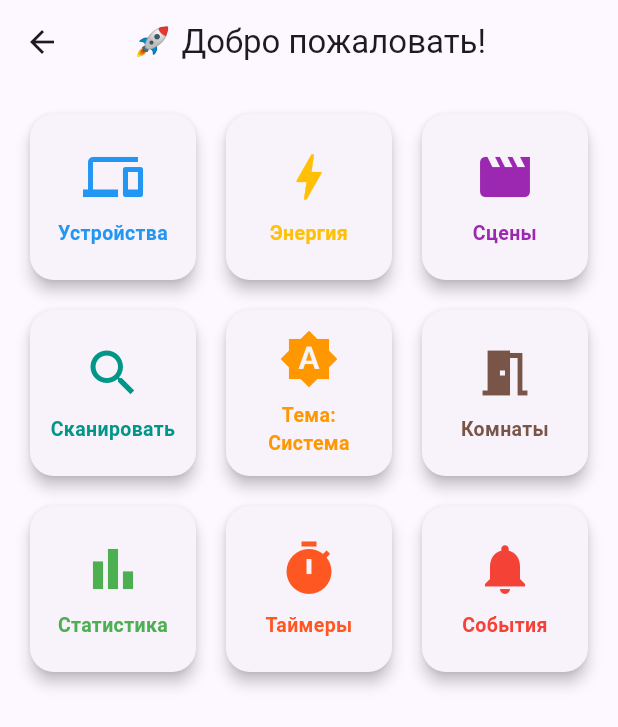
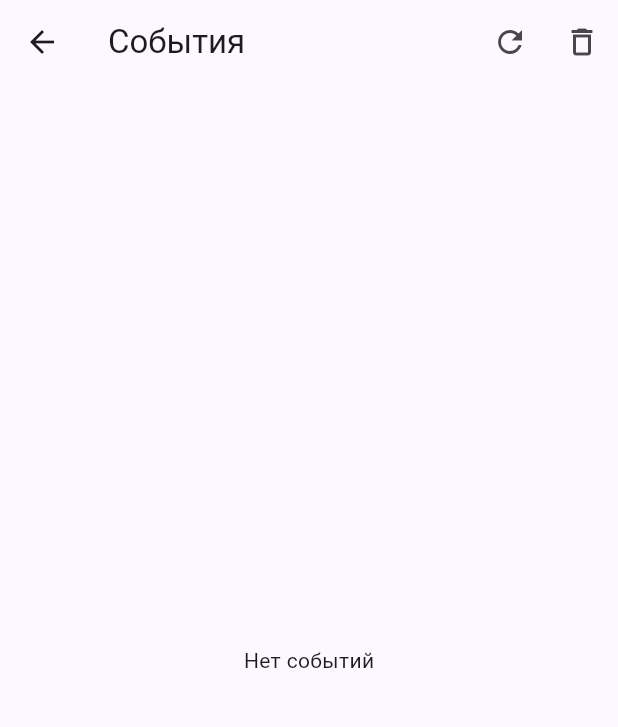
Before and after one commit to votsurx/SHomeDART, a Flutter app: the HomeScreen screen opened directly, after a tap on "События", on a phone screen of 412 x 824 dp. Shown: the top 727 px of the screen. Run offline on Flutter 3.47's test engine with Material 3 defaults, Android fonts, the phone set to English and light mode, and no system bars; our stand-ins replace flutter_riverpod, flutter_secure_storage, freezed_annotation, get_it, go_router, shared_preferences and 3 more; missing offline and left inert: cryptography, mqtt_client; accounts and stored records are empty.

Commit message:
📝 Журнал событий: вкл/выкл, сцены, физические изменения
- Таблица events в SQLite (id, deviceId, deviceName, event, sceneName, timestamp)
- EventLogger — логирование всех действий
- Экран событий с иконками и цветами по типам
- Логирование из AdaptivePoller при физическом изменении
- Логирование из DevicesNotifier при ручном вкл/выкл
- Логирование из ScenesNotifier при выполнении сцен
- Кнопки обновить и очистить на экране событий

```diff
--- a/lib/application/navigation/router.dart
+++ b/lib/application/navigation/router.dart
@@ -8,10 +8,16 @@ import '../../presentation/screens/energy_screen.dart';
 import '../../presentation/screens/scenes_screen.dart';
 import '../../presentation/screens/scan_devices_screen.dart';
 import '../../presentation/screens/rooms_manage_screen.dart';
+import '../../presentation/screens/events_screen.dart';
 
 final router = GoRouter(
   initialLocation: '/',
   routes: [
+    GoRoute(
+        path: '/events',
+        builder: (context, state) => const EventsScreen()
+    ),
+
     GoRoute(
       path: '/rooms',
       builder: (context, state) => const RoomsManageScreen(),
--- a/lib/application/state/devices_provider.dart
+++ b/lib/application/state/devices_provider.dart
@@ -6,6 +6,7 @@ import '../../domain/repositories/device_repository.dart';
 import '../../data/protocols/tuya_protocol.dart';
 import '../../di/injection.dart';
 import 'package:uuid/uuid.dart';
+import '../../data/services/event_logger.dart';
 
 final devicesProvider = StateNotifierProvider<DevicesNotifier, List<Device>>((ref) {
   return DevicesNotifier();
@@ -58,6 +59,8 @@ class DevicesNotifier extends StateNotifier<List<Device>> {
 
   // ✅ ВКЛ — оптимистично
   Future<bool> turnOn(String id) async {
+    final device = state.firstWhere((d) => d.id == id);
+    EventLogger.log(deviceId: id, deviceName: device.name, event: 'turnOn');
     onCommandSent?.call(id);
     _updateLocalState(id, true);
 
@@ -75,6 +78,8 @@ class DevicesNotifier extends StateNotifier<List<Device>> {
 
   // ✅ ВЫКЛ — оптимистично
   Future<bool> turnOff(String id) async {
+    final device = state.firstWhere((d) => d.id == id);
+    EventLogger.log(deviceId: id, deviceName: device.name, event: 'turnOff');
     onCommandSent?.call(id);
     _updateLocalState(id, false);
 
--- /dev/null
+++ b/lib/data/local/entities/event_entity.dart
@@ -0,0 +1,35 @@
+class EventEntity {
+  final int? id;
+  final String deviceId;
+  final String deviceName;
+  final String event;       // 'turnOn', 'turnOff', 'online', 'offline', 'error', 'scene'
+  final String? sceneName;
+  final String timestamp;
+
+  EventEntity({
+    this.id,
+    required this.deviceId,
+    required this.deviceName,
+    required this.event,
+    this.sceneName,
+    required this.timestamp,
+  });
+
+  Map<String, dynamic> toMap() => {
+    if (id != null) 'id': id,
+    'deviceId': deviceId,
+    'deviceName': deviceName,
+    'event': event,
+    'sceneName': sceneName,
+    'timestamp': timestamp,
+  };
+
+  factory EventEntity.fromMap(Map<String, dynamic> map) => EventEntity(
+    id: map['id'] as int?,
+    deviceId: map['deviceId'] as String,
+    deviceName: map['deviceName'] as String,
+    event: map['event'] as String,
+    sceneName: map['sceneName'] as String?,
+    timestamp: map['timestamp'] as String,
+  );
+}
--- /dev/null
+++ b/lib/presentation/screens/events_screen.dart
@@ -0,0 +1,121 @@
+import 'package:flutter/material.dart';
+import '../../data/local/database.dart';
+
+class EventsScreen extends StatefulWidget {
+  const EventsScreen({super.key});
+
+  @override
+  State<EventsScreen> createState() => _EventsScreenState();
+}
+
+class _EventsScreenState extends State<EventsScreen> {
+  List<dynamic> _events = [];
+  bool _loading = true;
+
+  @override
+  void initState() {
+    super.initState();
+    _loadEvents();
+  }
+
+  Future<void> _loadEvents() async {
+    final events = await AppDatabase.getRecentEvents(limit: 200);
+    setState(() {
+      _events = events;
+      _loading = false;
+    });
+  }
+
+  IconData _eventIcon(String event) {
+    switch (event) {
+      case 'turnOn': return Icons.power_settings_new;
+      case 'turnOff': return Icons.power_off;
+      case 'online': return Icons.wifi;
+      case 'offline': return Icons.wifi_off;
+      case 'error': return Icons.error;
+      case 'scene': return Icons.movie;
+      default: return Icons.circle;
+    }
+  }
+
+  Color _eventColor(String event) {
+    switch (event) {
+      case 'turnOn': return Colors.green;
+      case 'turnOff': return Colors.red;
+      case 'online': return Colors.blue;
+      case 'offline': return Colors.grey;
+      case 'error': return Colors.orange;
+      case 'scene': return Colors.purple;
+      default: return Colors.grey;
+    }
+  }
+
+  String _eventLabel(String event) {
+    switch (event) {
+      case 'turnOn': return 'Включено';
+      case 'turnOff': return 'Выключено';
+      case 'online': return 'В сети';
+      case 'offline': return 'Не в сети';
+      case 'error': return 'Ошибка';
+      case 'scene': return 'Сцена';
+      default: return event;
+    }
+  }
+
+  @override
+  Widget build(BuildContext context) {
+    return Scaffold(
+      appBar: AppBar(
+        title: const Text('События'),
+        actions: [
+          IconButton(
+            icon: const Icon(Icons.refresh),
+            onPressed: _loadEvents,
+          ),
+          IconButton(
+            icon: const Icon(Icons.delete_outline),
+            onPressed: () async {
+              await AppDatabase.clearEvents();
+              _loadEvents();
+            },
+          ),
+        ],
+      ),
+      body: _loading
+          ? const Center(child: CircularProgressIndicator())
+          : _events.isEmpty
+          ? const Center(child: Text('Нет событий'))
+          : ListView.builder(
+        padding: const EdgeInsets.all(8),
+        itemCount: _events.length,
+        itemBuilder: (context, index) {
+          final event = _events[index];
+          final time = DateTime.parse(event.timestamp);
+          final timeStr = '${time.hour.toString().padLeft(2, '0')}:${time.minute.toString().padLeft(2, '0')}:${time.second.toString().padLeft(2, '0')}';
+
+          return Card(
+            child: ListTile(
+              leading: Icon(
+                _eventIcon(event.event),
+                color: _eventColor(event.event),
+              ),
+              title: Text(
+                event.sceneName != null
+                    ? '${event.sceneName}'
+                    : event.deviceName,
+                style: const TextStyle(fontWeight: FontWeight.bold, fontSize: 14),
+              ),
+              subtitle: Text(
+                event.sceneName != null
+                    ? 'Сцена выполнена'
+                    : _eventLabel(event.event),
+                style: TextStyle(color: _eventColor(event.event), fontSize: 12),
+              ),
+              trailing: Text(timeStr, style: const TextStyle(color: Colors.grey, fontSize: 12)),
+            ),
+          );
+        },
+      ),
+    );
+  }
+}
--- a/lib/presentation/screens/home_screen.dart
+++ b/lib/presentation/screens/home_screen.dart
@@ -87,7 +87,7 @@ class _HomeScreenState extends ConsumerState<HomeScreen> {
                 _buildTile(icon: Icons.meeting_room, label: 'Комнаты', color: Colors.brown, onTap: () => context.push('/rooms')),
                 _buildTile(icon: Icons.bar_chart, label: 'Статистика', color: Colors.green, onTap: () {}),
                 _buildTile(icon: Icons.timer, label: 'Таймеры', color: Colors.deepOrange, onTap: () {}),
-                _buildTile(icon: Icons.notifications, label: 'События', color: Colors.red, onTap: () {}),
+                _buildTile(icon: Icons.notifications, label: 'События', color: Colors.red, onTap: () => context.push('/events')),
               ],
             ),
           );
```
Also changed, not shown: lib/application/state/scenes_provider.dart (+9 -0 lines), lib/data/local/database.dart (+43 -1 lines), lib/data/services/adaptive_poller.dart (+8 -1 lines), lib/data/services/event_logger.dart (added, +20 -0 lines).
